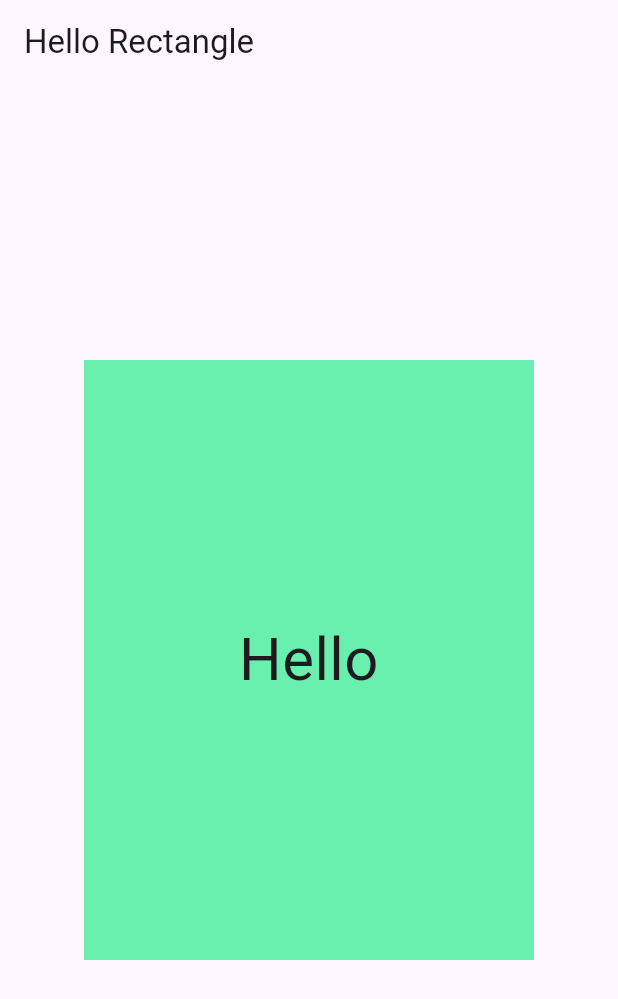
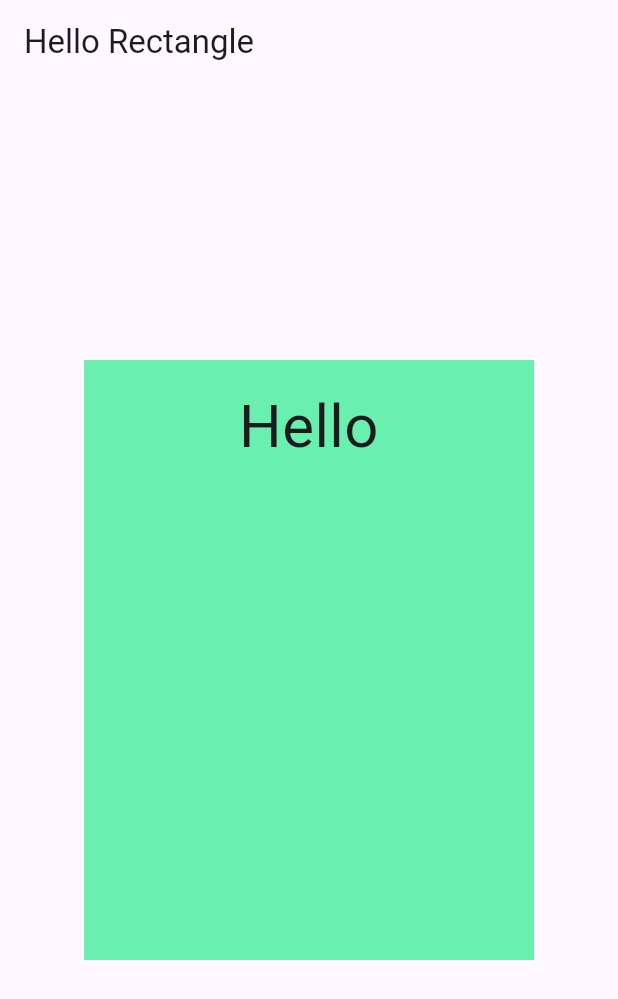
Before and after one commit to jonasermert/hello_rectangle, a Flutter app: the screen it shows after launch, on a phone screen of 412 x 824 dp. Shown: the top 999 px of the screen. Run offline on Flutter 3.47's test engine with Material 3 defaults, Android fonts, the phone set to English and light mode, and no system bars.

Commit message:
next changes

```diff
--- a/lib/main.dart
+++ b/lib/main.dart
@@ -1,4 +1,6 @@
 import 'package:flutter/material.dart';
+
+const _padding = EdgeInsets.all(16.0);
 
 void main() {
   runApp(
@@ -6,7 +8,7 @@ void main() {
       debugShowCheckedModeBanner: false,
       home: Scaffold(
         appBar: AppBar(
-          title: Text('Hello Rectangle'),
+          title: const Text('Hello Rectangle'),
         ),
         body: HelloRectangle(),
       ),
@@ -22,7 +24,8 @@ class HelloRectangle extends StatelessWidget {
         color: Colors.greenAccent,
         height: 400.0,
         width: 300.0,
-        child: Center(
+        child: const Padding(
+          padding: _padding,
           child: Text(
             'Hello',
             style: TextStyle(fontSize: 40.0),
```
